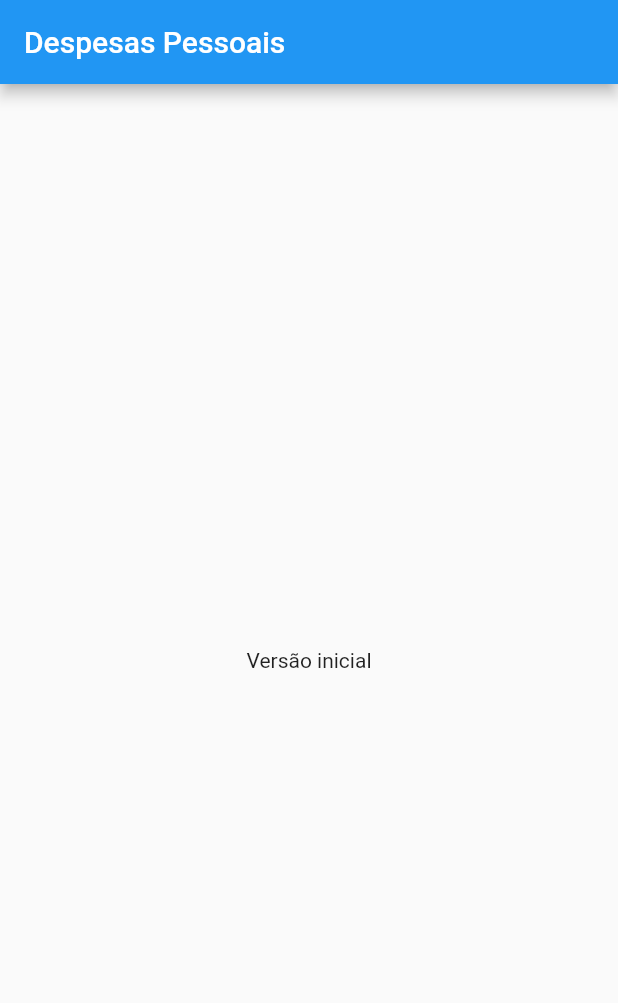
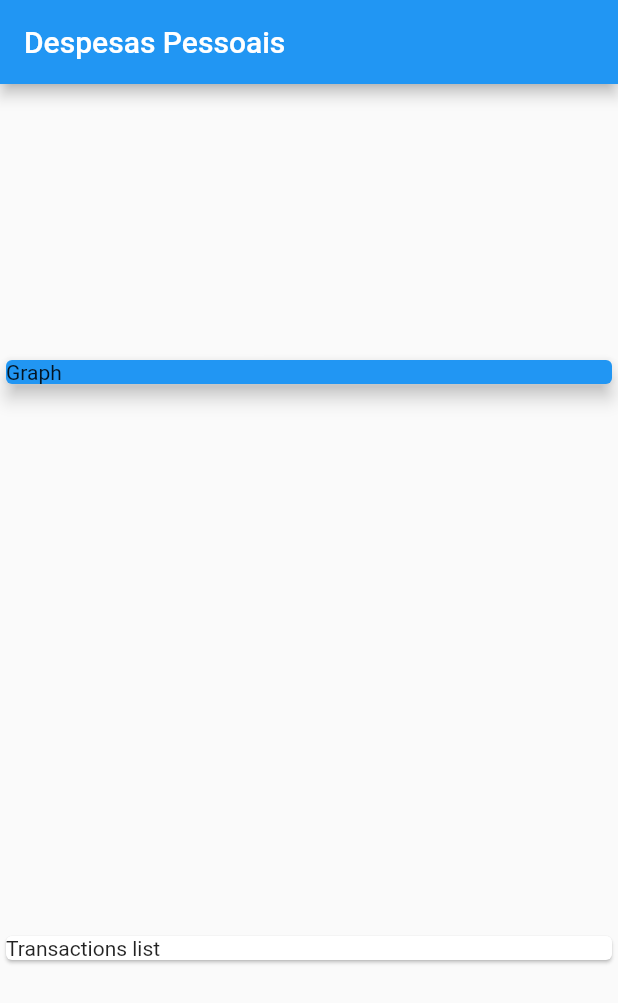
Before and after one commit to arthurrossibr/flutter-despesas, a Flutter app: the screen it shows after launch, on a phone screen of 412 x 824 dp. Shown: the top 1003 px of the screen. Run offline on Flutter 3.47's test engine with Material 2 defaults, Android fonts, the light colour scheme and no system bars.

Commit message:
Creating Model Class transaction.dart

```diff
--- a/lib/main.dart
+++ b/lib/main.dart
@@ -1,4 +1,5 @@
 import 'package:flutter/material.dart';
+import './models/transaction.dart';
 
 main() => runApp(const ExpensesApp());
 
@@ -7,14 +8,24 @@ class ExpensesApp extends StatelessWidget {
 
   @override
   Widget build(BuildContext context) {
-    return const MaterialApp(
-      home: MyHomePage()
-    );
+    return MaterialApp(home: MyHomePage());
   }
 }
 
 class MyHomePage extends StatelessWidget {
-  const MyHomePage({Key? key}) : super(key: key);
+  MyHomePage({Key? key}) : super(key: key);
+  final _transactions = [
+    Transaction(
+        id: 't1',
+        title: 'Novo Tênis de Corrida',
+        value: 310.76,
+        date: DateTime.now()),
+    Transaction(
+        id: 't2',
+        title: 'Conta de Luz',
+        value: 211.30,
+        date: DateTime.now()),
+  ];
 
   @override
   Widget build(BuildContext context) {
@@ -22,9 +33,20 @@ class MyHomePage extends StatelessWidget {
       appBar: AppBar(
         title: const Text('Despesas Pessoais'),
       ),
-      body: const Center(
-        child: Text('Versão inicial'),
-      ),
+      body: Column(
+          mainAxisAlignment: MainAxisAlignment.spaceAround,
+          crossAxisAlignment: CrossAxisAlignment.stretch,
+          children: <Widget>[
+            Container(
+              width: double.infinity,
+              child: const Card(
+                color: Colors.blue,
+                elevation: 5,
+                child: Text('Graph'),
+              ),
+            ),
+            const Card(child: Text('Transactions list'))
+          ]),
     );
   }
 }
--- /dev/null
+++ b/lib/models/transaction.dart
@@ -0,0 +1,12 @@
+class Transaction {
+  final String id;
+  final String title;
+  final double value;
+  final DateTime date;
+
+  Transaction(
+      {required this.id,
+      required this.title,
+      required this.value,
+      required this.date});
+}
```
Also changed, not shown: 1 other file.
